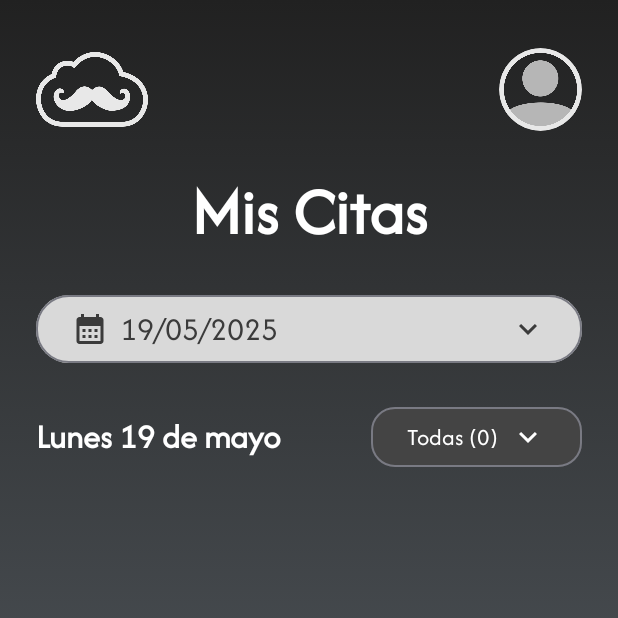
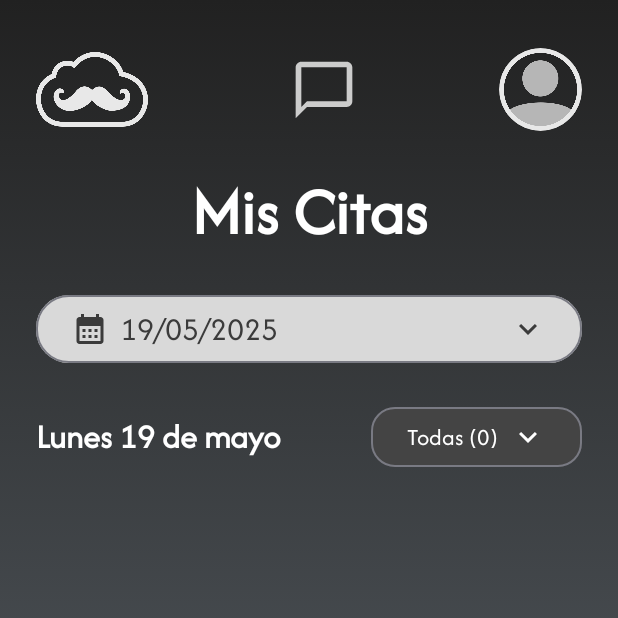
Before and after one commit to fmoorenoo/HairCloud, an Android app built with Jetpack Compose: the composable BarberHomeScreen called with empty values, on a phone screen of 412 x 824 dp, the top half of it. Run offline under Robolectric (Android 15) with nearby library versions, the phone set to English and light mode, and no system bars.

Commit message:
Icono de chat para ver tu actividad

```diff
--- a/frontend/app/src/main/java/com/haircloud/screens/barber/BarberHomeScreen.kt
+++ b/frontend/app/src/main/java/com/haircloud/screens/barber/BarberHomeScreen.kt
@@ -12,6 +12,7 @@ import androidx.compose.foundation.layout.*
 import androidx.compose.foundation.shape.CircleShape
 import androidx.compose.foundation.shape.RoundedCornerShape
 import androidx.compose.material.icons.Icons
+import androidx.compose.material.icons.automirrored.filled.Chat
 import androidx.compose.material.icons.filled.*
 import androidx.compose.material3.*
 import androidx.compose.runtime.*
@@ -241,6 +242,23 @@ fun BarberHomeScreen(navController: NavController, userId: Int?) {
                             ),
                         contentScale = ContentScale.Inside
                     )
+
+                    IconButton(
+                        onClick = {
+                            if (!isNavigating) {
+                                isNavigating = true
+                                navController.navigate("barber_notifications/$peluqueroId")
+                            }
+                        },
+                        modifier = Modifier.size(55.dp)
+                    ) {
+                        Icon(
+                            imageVector = Icons.Default.ChatBubbleOutline,
+                            contentDescription = "Chat",
+                            tint = Color(0xFFCCCCCC),
+                            modifier = Modifier.size(45.dp)
+                        )
+                    }
 
                     Image(
                         painter = painterResource(id = R.drawable.user_profile_1),
```
Also changed, not shown: frontend/app/src/main/java/com/haircloud/screens/barber/BarberSettingsScreen.kt (+17 -0 lines).
